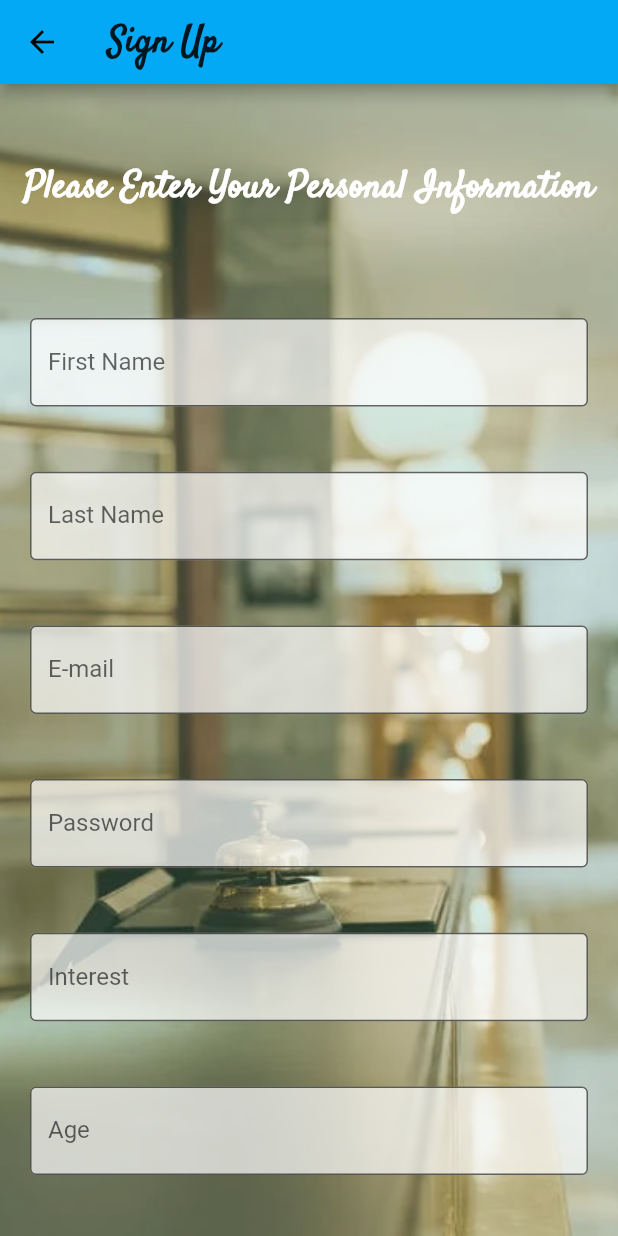
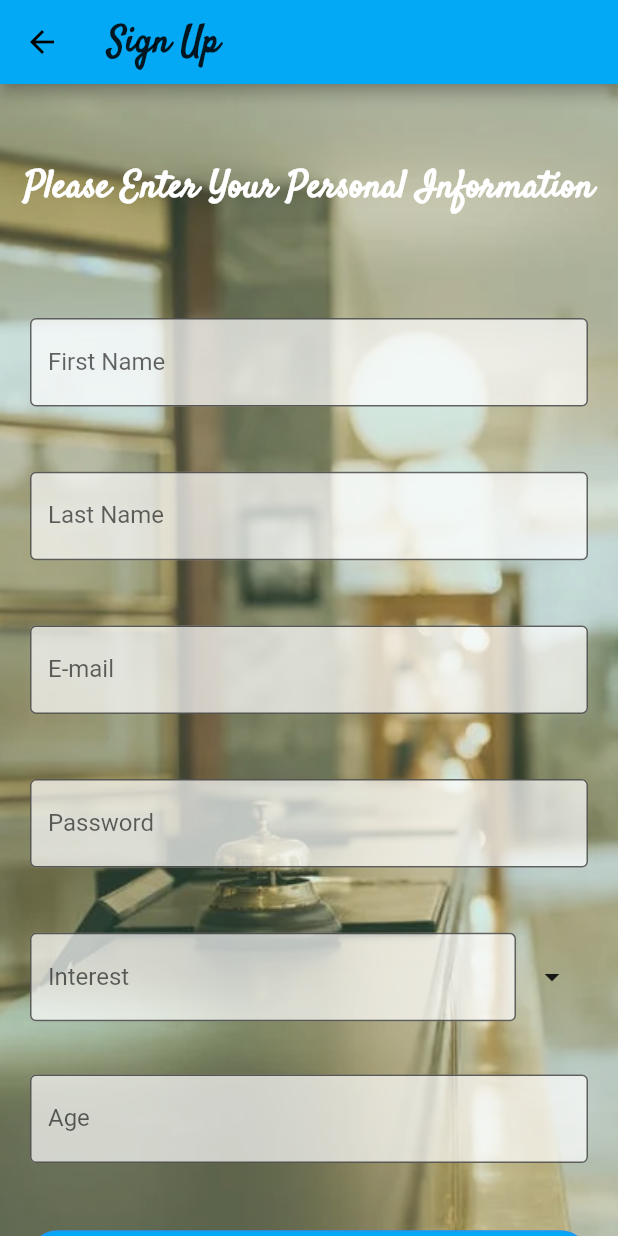
Before and after one commit to mervesatar/Tourism_Mobile_App, a Flutter app: the signup screen opened directly, on a phone screen of 412 x 824 dp. Run offline on Flutter 3.47's test engine with Material 2 defaults, Android fonts, the phone set to English and light mode, and no system bars; our stand-ins replace cloud_firestore, connectivity, dio, firebase_auth, firebase_core, flutter_dotenv and 7 more; missing offline and left inert: arcore_flutter_plugin, barcode_scan_fix, flutter_polyline_points, google_place; accounts and stored records are empty; statements that could not run were skipped.

Commit message:
Fix in Sign up

```diff
--- a/lib/signup.dart
+++ b/lib/signup.dart
@@ -17,7 +17,9 @@
   TextEditingController ageControl = new TextEditingController();
 
   final GlobalKey<ScaffoldState> _scaffoldKey = new GlobalKey<ScaffoldState>();
+  String interest = 'history';
 
+  var items = ['history', 'food', 'fun', 'art'];
   @override
   Widget build(BuildContext context) {
     return Scaffold(
@@ -125,15 +127,40 @@
                 height: (MediaQuery.of(context).size.height) / 30,
               ),
               Padding(
-                padding: const EdgeInsets.fromLTRB(20, 8, 20, 8),
-                child: TextField(
-                  controller: interestControl,
-                  decoration: InputDecoration(
-                      fillColor: Colors.white.withOpacity(0.7),
-                      filled: true,
-                      border: OutlineInputBorder(),
-                      labelText: 'Interest',
-                      hintText: 'fun,history,art,food'),
+                padding: const EdgeInsets.fromLTRB(20, 8, 20, 0),
+                child: new Container(
+
+                  child: new Column(
+                    children: [
+                      new Row(
+                        children: <Widget>[
+                          new Expanded(
+                              child:
+                              new TextField(controller: interestControl,
+                                decoration: InputDecoration(
+                                  fillColor: Colors.white.withOpacity(0.7),
+                                  filled: true,
+                                  border: OutlineInputBorder(),
+                                  labelText: 'Interest',
+                                ),
+                              )),
+                          new PopupMenuButton<String>(
+                            icon: const Icon(Icons.arrow_drop_down),
+                            onSelected: (String value) {
+                              interestControl.text = value;
+                            },
+                            itemBuilder: (BuildContext context) {
+                              return items
+                                  .map<PopupMenuItem<String>>((String value) {
+                                return new PopupMenuItem(
+                                    child: new Text(value), value: value);
+                              }).toList();
+                            },
+                          ),
+                        ],
+                      ),
+                    ],
+                  ),
                 ),
               ),
               SizedBox(
```
